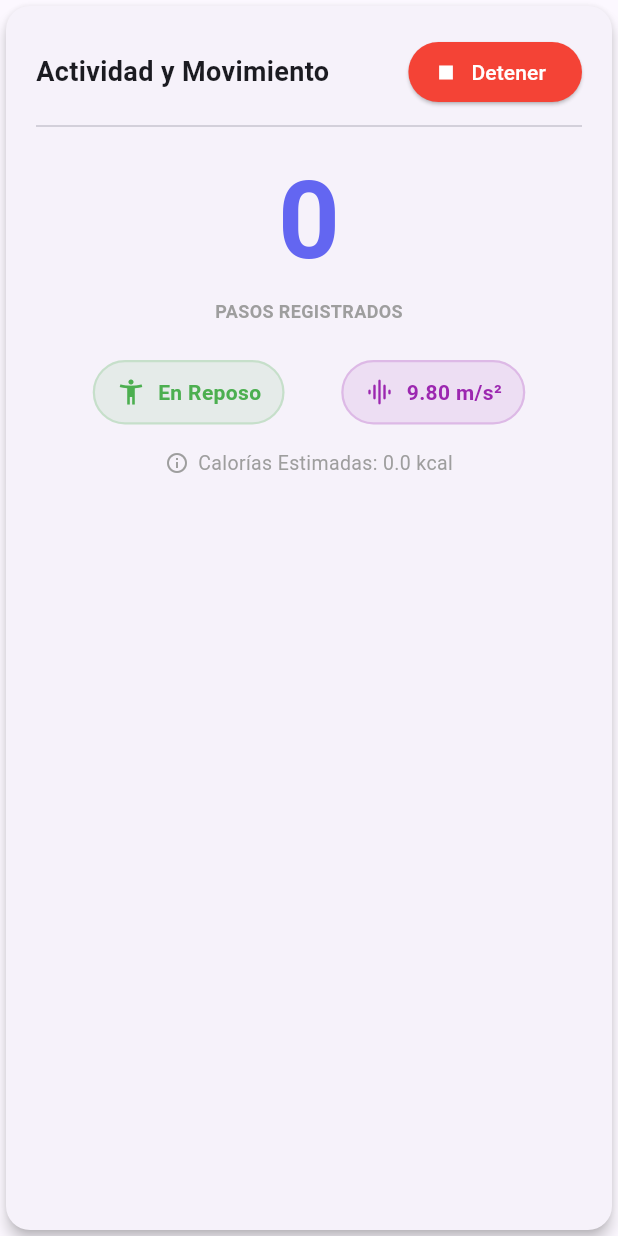
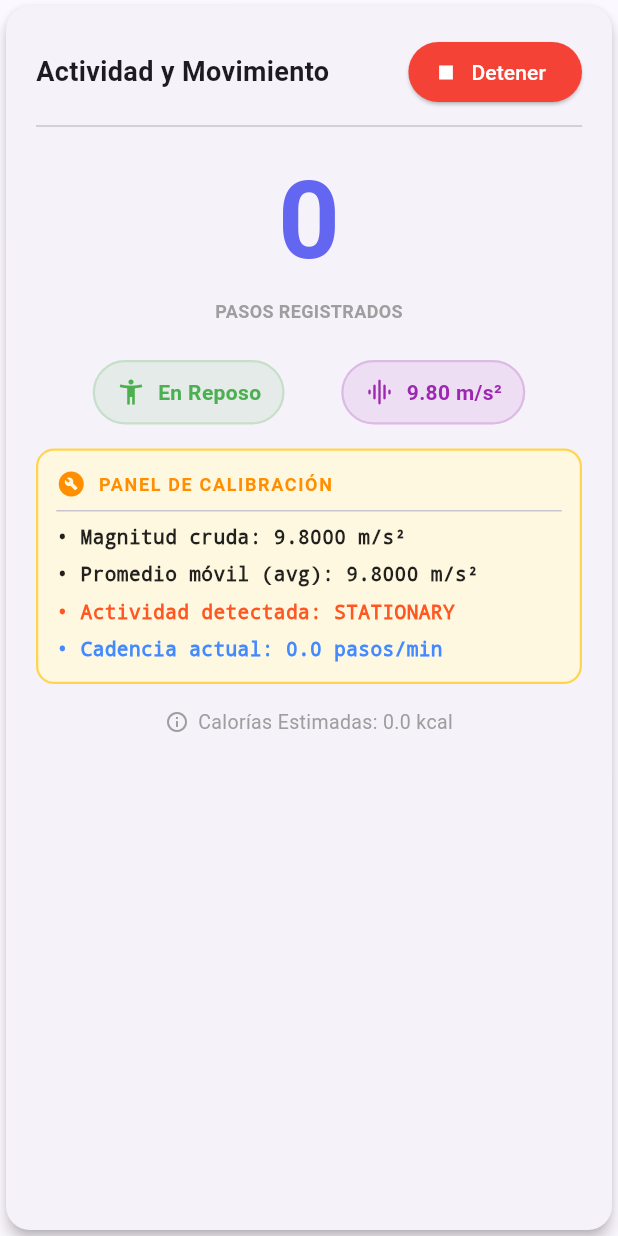
Before and after one commit to Ivanp2003/fitness_tracker_app, a Flutter app: the StepCounterView widget shown alone on an empty page, opened directly, after a tap on "Iniciar", on a phone screen of 412 x 824 dp. Run offline on Flutter 3.47's test engine with Material 3 defaults, Android fonts, the phone set to English and light mode, and no system bars; our stand-ins replace equatable, flutter_bloc, flutter_tts, permission_handler, sensors_plus.

Commit message:
Ajustes finales para parte final

```diff
--- a/lib/core/services/tts_service.dart
+++ b/lib/core/services/tts_service.dart
@@ -3,8 +3,8 @@ import 'package:flutter_tts/flutter_tts.dart';
 
 /// Servicio de Síntesis de Voz (Text-to-Speech)
 ///
-/// Encapsula el uso de `flutter_tts` configurado en idioma español
-/// con tono y velocidad estables.
+/// Encapsula el uso de `flutter_tts` configurado en idioma español.
+/// Implementa una cola secuencial asíncrona para evitar el solapamiento de frases.
 class TtsService {
   static final TtsService _instance = TtsService._internal();
   factory TtsService() => _instance;
@@ -12,13 +12,19 @@ class TtsService {
   final FlutterTts _flutterTts = FlutterTts();
   bool _isInitialized = false;
 
+  // Cola secuencial de reproducción de audio
+  Future<void> _speakingFuture = Future.value();
+
   TtsService._internal();
 
-  /// Inicializa el servicio configurando el idioma en español
+  /// Inicializa el servicio configurando el idioma en español y activando el await completion
   Future<void> init() async {
     if (_isInitialized) return;
 
     try {
+      // Configurar para esperar a que finalice la frase actual antes de resolver el Future
+      await _flutterTts.awaitSpeakCompletion(true);
+
       // Intentar establecer el idioma en español (España/México)
       bool isLanguageAvailable = await _flutterTts.isLanguageAvailable("es-ES") as bool;
       if (isLanguageAvailable) {
@@ -37,22 +43,29 @@ class TtsService {
     }
   }
 
-  /// Reproduce el texto suministrado
+  /// Reproduce el texto suministrado encolándolo secuencialmente
   Future<void> speak(String text) async {
     if (!_isInitialized) {
       await init();
     }
-    try {
-      await _flutterTts.stop(); // Detener cualquier reproducción en curso
-      await _flutterTts.speak(text);
-    } catch (e) {
-      debugPrint("Error al reproducir voz: $e");
-    }
+
+    // Encadenar secuencialmente la nueva reproducción en la cola
+    _speakingFuture = _speakingFuture.then((_) async {
+      try {
+        await _flutterTts.speak(text);
+      } catch (e) {
+        debugPrint("Error al reproducir voz: $e");
+      }
+    });
+
+    // Esperar a que se complete el turno de reproducción
+    await _speakingFuture;
   }
 
-  /// Detiene cualquier reproducción activa
+  /// Detiene cualquier reproducción activa y vacía la cola
   Future<void> stop() async {
     try {
+      _speakingFuture = Future.value(); // Vaciar y resetear la cola de reproducción
       await _flutterTts.stop();
     } catch (e) {
       debugPrint("Error al detener voz: $e");
--- a/lib/features/steps/data/datasources/sensors_datasource.dart
+++ b/lib/features/steps/data/datasources/sensors_datasource.dart
@@ -9,7 +9,8 @@ abstract class SensorsDataSource {
 class SensorsDataSourceImpl implements SensorsDataSource {
   @override
   Stream<AccelerometerEvent> get accelerometerEvents {
-    // Retorna el stream nativo de sensores_plus
-    return accelerometerEventStream();
+    // Retorna el stream nativo de sensores_plus con intervalo normal (5 Hz / 200ms)
+    // para optimizar el consumo de batería y estabilizar las lecturas.
+    return accelerometerEventStream(samplingPeriod: SensorInterval.normalInterval);
   }
 }
--- a/lib/features/steps/domain/entities/activity_status.dart
+++ b/lib/features/steps/domain/entities/activity_status.dart
@@ -20,12 +20,16 @@ class PhysicalStatus extends Equatable {
   final FallState fallState;
   final int stepCount;
   final double currentMagnitude;
+  final double averageMagnitude;
+  final double cadence;
 
   const PhysicalStatus({
     required this.activityType,
     required this.fallState,
     required this.stepCount,
     required this.currentMagnitude,
+    required this.averageMagnitude,
+    required this.cadence,
   });
 
   /// Crear estado inicial por defecto
@@ -35,6 +39,8 @@ class PhysicalStatus extends Equatable {
       fallState: FallState.normal,
       stepCount: 0,
       currentMagnitude: 9.8,
+      averageMagnitude: 9.8,
+      cadence: 0.0,
     );
   }
 
@@ -44,15 +50,26 @@ class PhysicalStatus extends Equatable {
     FallState? fallState,
     int? stepCount,
     double? currentMagnitude,
+    double? averageMagnitude,
+    double? cadence,
   }) {
     return PhysicalStatus(
       activityType: activityType ?? this.activityType,
       fallState: fallState ?? this.fallState,
       stepCount: stepCount ?? this.stepCount,
       currentMagnitude: currentMagnitude ?? this.currentMagnitude,
+      averageMagnitude: averageMagnitude ?? this.averageMagnitude,
+      cadence: cadence ?? this.cadence,
     );
   }
 
   @override
-  List<Object?> get props => [activityType, fallState, stepCount, currentMagnitude];
+  List<Object?> get props => [
+        activityType,
+        fallState,
+        stepCount,
+        currentMagnitude,
+        averageMagnitude,
+        cadence,
+      ];
 }
--- a/lib/features/steps/domain/usecases/monitor_activity.dart
+++ b/lib/features/steps/domain/usecases/monitor_activity.dart
@@ -8,10 +8,22 @@ import '../../data/datasources/sensors_datasource.dart';
 /// - Cálculo de magnitud vectorial euclidiana.
 /// - Promedio móvil para suavizado de ruido.
 /// - Conteo de pasos basado en cruces por umbral.
-/// - Clasificación de estado de movimiento con factor de confianza.
-/// - Detección de impacto de caída si supera los 25 m/s².
+/// - Registro de timestamps de pasos en una ventana deslizante de 4 segundos.
+/// - Cálculo de cadencia en tiempo real en pasos por minuto (SPM).
+/// - Detección rápida de reposo (stationary) si han transcurrido más de 1.3s desde el último paso.
+/// - Clasificación de estado mediante límites de cadencia (con filtro de confianza de 3 muestras).
+/// - Detección de caída en dos fases: Ingravidez (<3 m/s²) e impacto inmediato (>35 m/s²).
 class MonitorActivity {
   final SensorsDataSource dataSource;
+
+  // ══════════════════════════════════════════════════════════════════════════════
+  // CONSTANTES DE CALIBRACIÓN (FÁCILMENTE AJUSTABLES)
+  // ══════════════════════════════════════════════════════════════════════════════
+  static const double cadenceLimitStationaryToWalking = 0.0;
+  static const double cadenceLimitWalkingToRunning = 130.0;
+
+  /// Tiempo límite sin pasos para forzar estado detenido/reposo (milisegundos)
+  static const int stationaryTimeoutThresholdMs = 1300;
 
   MonitorActivity(this.dataSource);
 
@@ -20,8 +32,21 @@ class MonitorActivity {
     double lastMagnitude = 9.8;
     final List<double> magnitudeHistory = [];
     const int historySize = 10;
-    ActivityType lastActivityType = ActivityType.stationary;
+
+    // Lista para rastrear los timestamps de los pasos dentro de la ventana de 4 segundos
+    final List<DateTime> stepTimestamps = [];
+    const Duration windowDuration = Duration(seconds: 4);
+
+    // Guardar el timestamp del último paso detectado por separado
+    DateTime? lastStepTime;
+
+    // Variables de estabilidad de actividad (Muestras crudas vs. Confirmadas)
+    ActivityType confirmedActivity = ActivityType.stationary;
+    ActivityType candidateActivity = ActivityType.stationary;
     int activityConfidence = 0;
+
+    // Historial para detección de caídas en dos fases (Ingravidez + Impacto)
+    DateTime? lastFreeFallTime;
 
     await for (final event in dataSource.accelerometerEvents) {
       final x = event.x;
@@ -31,52 +56,101 @@ class MonitorActivity {
       // 1. Magnitud Vectorial Resultante
       final magnitude = math.sqrt(x * x + y * y + z * z);
 
-      // 2. Promedio Móvil para Suavizado de Ruido
+      // 2. Promedio Móvil para Suavizado de Ruido (10 muestras)
       magnitudeHistory.add(magnitude);
       if (magnitudeHistory.length > historySize) {
         magnitudeHistory.removeAt(0);
       }
       final avgMagnitude = magnitudeHistory.reduce((a, b) => a + b) / magnitudeHistory.length;
 
-      // 3. Algoritmo de Conteo de Pasos
+      // 3. Algoritmo de Conteo de Pasos y Registro de Timestamps
       if (magnitude > 12.0 && lastMagnitude <= 12.0) {
         stepCount++;
+        final stepTime = DateTime.now();
+        stepTimestamps.add(stepTime);
+        lastStepTime = stepTime;
       }
       lastMagnitude = magnitude;
 
-      // 4. Clasificación del Tipo de Actividad
-      ActivityType newActivityType;
-      if (avgMagnitude < 10.5) {
-        newActivityType = ActivityType.stationary;
-      } else if (avgMagnitude < 13.5) {
-        newActivityType = ActivityType.walking;
+      // 4. Limpieza de pasos antiguos fuera de la ventana de los últimos 4 segundos
+      final now = DateTime.now();
+      final cutoff = now.subtract(windowDuration);
+      stepTimestamps.removeWhere((timestamp) => timestamp.isBefore(cutoff));
+
+      // 5. Cálculo de Cadencia en Pasos por Minuto (SPM)
+      final double cadence = stepTimestamps.length * 60.0 / windowDuration.inSeconds;
+
+      // 6. Clasificación de Actividad basada en Cadencia y Detección Rápida de Detención
+      ActivityType rawClassifiedActivity;
+
+      final millisecondsSinceLastStep = lastStepTime != null
+          ? now.difference(lastStepTime).inMilliseconds
+          : null;
+
+      if (millisecondsSinceLastStep != null &&
+          millisecondsSinceLastStep > stationaryTimeoutThresholdMs) {
+        // Forzar reposo inmediato si no hay pasos recientes
+        rawClassifiedActivity = ActivityType.stationary;
+      } else if (cadence <= cadenceLimitStationaryToWalking) {
+        rawClassifiedActivity = ActivityType.stationary;
+      } else if (cadence <= cadenceLimitWalkingToRunning) {
+        rawClassifiedActivity = ActivityType.walking;
       } else {
-        newActivityType = ActivityType.running;
+        rawClassifiedActivity = ActivityType.running;
       }
 
-      // 5. Aplicar Factor de Confianza (Estabilidad de Estado)
-      ActivityType finalActivityType = lastActivityType;
-      if (newActivityType == lastActivityType) {
-        activityConfidence++;
-        if (activityConfidence >= 3) {
-          finalActivityType = newActivityType;
+      // MODO DEBUG TEMPORAL: Impresión de cadencia y delta de pasos en tiempo real
+      // ignore: avoid_print
+      print(
+        'DEBUG FISICO - Cadencia: ${cadence.toStringAsFixed(1)} SPM | '
+        'ms sin paso: ${millisecondsSinceLastStep ?? "N/A"} | '
+        'Clasif. Cruda: ${rawClassifiedActivity.name} | '
+        'Estado Confirmado: ${confirmedActivity.name} | '
+        'Confianza: $activityConfidence/3'
+      );
+
+      // 7. Algoritmo del Factor de Confianza de Actividad (3 muestras consecutivas)
+      if (rawClassifiedActivity != confirmedActivity) {
+        if (rawClassifiedActivity == candidateActivity) {
+          activityConfidence++;
+          if (activityConfidence >= 3) {
+            confirmedActivity = rawClassifiedActivity;
+            activityConfidence = 0;
+          }
+        } else {
+          candidateActivity = rawClassifiedActivity;
+          activityConfidence = 1;
         }
       } else {
+        candidateActivity = confirmedActivity;
         activityConfidence = 0;
       }
-      lastActivityType = newActivityType;
 
-      // 6. Detección de Impacto de Caída (Umbral de 25 m/s²)
+      // 8. Detección de Caída en Dos Fases
+      // Fase A: Registro de caída libre / ingravidez (< 3.0 m/s²)
+      if (magnitude < 3.0) {
+        lastFreeFallTime = DateTime.now();
+      }
+
+      // Fase B: Registro de impacto fuerte (> 35.0 m/s²) posterior e inmediato (ventana < 1 segundo)
       FallState fallState = FallState.normal;
-      if (magnitude > 25.0) {
-        fallState = FallState.impactDetected;
+      if (magnitude > 35.0) {
+        if (lastFreeFallTime != null) {
+          final timeDifference = DateTime.now().difference(lastFreeFallTime);
+          if (timeDifference.inMilliseconds < 1000) {
+            fallState = FallState.impactDetected;
+            lastFreeFallTime = null; // Consumir el evento
+          }
+        }
       }
 
       yield PhysicalStatus(
-        activityType: finalActivityType,
+        activityType: confirmedActivity,
         fallState: fallState,
         stepCount: stepCount,
         currentMagnitude: magnitude,
+        averageMagnitude: avgMagnitude,
+        cadence: cadence,
       );
     }
   }
--- a/lib/features/steps/presentation/bloc/activity_bloc.dart
+++ b/lib/features/steps/presentation/bloc/activity_bloc.dart
@@ -82,12 +82,8 @@ class ActivityBloc extends Bloc<ActivityEvent, ActivityState> {
   final TtsService _ttsService = TtsService();
 
   StreamSubscription<PhysicalStatus>? _subscription;
-  Timer? _debounceTimer;
   Timer? _countdownTimer;
   Timer? _sosTtsTimer;
-
-  ActivityType? _pendingActivityType;
-  ActivityType _currentOfficialActivity = ActivityType.stationary;
 
   ActivityBloc(this.monitorActivity) : super(ActivityState.initial()) {
     on<StartTrackingRequested>(_onStartTracking);
@@ -108,7 +104,6 @@ class ActivityBloc extends Bloc<ActivityEvent, ActivityState> {
 
     // Inicializar servicio de voz
     await _ttsService.init();
-    await _ttsService.speak("Iniciando monitoreo de actividad física.");
 
     // Suscribirse al caso de uso de sensores
     await _subscription?.cancel();
@@ -140,13 +135,12 @@ class ActivityBloc extends Bloc<ActivityEvent, ActivityState> {
     // Si estamos en medio de una emergencia (impacto detectado o SOS confirmado),
     // ignoramos el procesamiento de actividad y pasos
     if (state.status.fallState != FallState.normal) {
-      // Excepción: Si detectamos otro impacto fuerte pero ya estamos en alerta, lo ignoramos
       return;
     }
 
-    // 1. GESTIÓN DE CAÍDAS (Impacto de 25 m/s²)
+    // 1. GESTIÓN DE CAÍDAS (Impacto detectado)
     if (newStatus.fallState == FallState.impactDetected) {
-      _cleanupAllTimers(); // Detener debounce de actividad
+      _cleanupAllTimers();
 
       // Emitir el estado de impacto detectado con cuenta de 15 segundos
       emit(state.copyWith(
@@ -167,58 +161,27 @@ class ActivityBloc extends Bloc<ActivityEvent, ActivityState> {
       return;
     }
 
-    // 2. GESTIÓN DE PASOS (Actualización inmediata)
-    // Emitimos pasos y magnitud cruda al instante en la UI para mantener el dinamismo
+    // 2. GESTIÓN DE ACTIVIDAD Y PASOS
+    final oldActivity = state.status.activityType;
+    final newActivity = newStatus.activityType;
+
+    // Emitimos los datos en tiempo real
     emit(state.copyWith(
-      status: state.status.copyWith(
-        stepCount: newStatus.stepCount,
-        currentMagnitude: newStatus.currentMagnitude,
-      ),
+      status: newStatus,
     ));
 
-    // 3. GESTIÓN DE ACTIVIDAD (Debounce de 3 segundos para el cambio)
-    final candidateActivity = newStatus.activityType;
-
-    if (candidateActivity != _currentOfficialActivity) {
-      if (candidateActivity != _pendingActivityType) {
-        // Cancelar timer de debounce previo e iniciar el nuevo
-        _debounceTimer?.cancel();
-        _pendingActivityType = candidateActivity;
-
-        _debounceTimer = Timer(const Duration(seconds: 3), () {
-          if (_pendingActivityType == candidateActivity) {
-            _currentOfficialActivity = candidateActivity;
-            add(SensorDataReceived(newStatus.copyWith(activityType: candidateActivity)));
-          }
-        });
-      }
-    } else {
-      // El estado candidateActivity volvió al oficial, cancelar debounce pendiente
-      if (_pendingActivityType != null) {
-        _debounceTimer?.cancel();
-        _pendingActivityType = null;
-      }
-    }
-
-    // Si el estado de la actividad se consolidó oficialmente
-    if (newStatus.activityType == _currentOfficialActivity &&
-        newStatus.activityType != state.status.activityType) {
-
-      emit(state.copyWith(
-        status: state.status.copyWith(activityType: _currentOfficialActivity),
-      ));
-
-      // Avisar por voz solo cuando cambia el estado oficial estable
+    // Avisar por voz de manera inmediata al consolidarse el cambio en el usecase
+    if (newActivity != oldActivity) {
       String message = "";
-      switch (_currentOfficialActivity) {
+      switch (newActivity) {
         case ActivityType.stationary:
-          message = "Actividad cambiada a reposo.";
+          message = "detenido";
           break;
         case ActivityType.walking:
-          message = "Actividad cambiada a caminando.";
+          message = "caminando";
           break;
         case ActivityType.running:
-          message = "Actividad cambiada a corriendo.";
+          message = "corriendo";
           break;
       }
       _ttsService.speak(message);
@@ -242,7 +205,7 @@ class ActivityBloc extends Bloc<ActivityEvent, ActivityState> {
         countdown: 0,
       ));
 
-      // Bucle de voz de emergencia con pausa de 7 segundos (rango de 6-8s)
+      // Bucle de voz de emergencia con pausa de 7 segundos
       _sosTtsTimer?.cancel();
       _speakSosAlert(); // Ejecución inmediata
       _sosTtsTimer = Timer.periodic(const Duration(seconds: 7), (timer) {
@@ -262,13 +225,6 @@ class ActivityBloc extends Bloc<ActivityEvent, ActivityState> {
     _cleanupAllTimers();
     _ttsService.stop();
 
-    // Anunciar restablecimiento
-    _ttsService.speak("Alerta cancelada. Retornando a monitoreo normal.");
-
-    // Volver a estado normal restableciendo la detección de actividad
-    _currentOfficialActivity = ActivityType.stationary;
-    _pendingActivityType = null;
-
     emit(state.copyWith(
       status: state.status.copyWith(
         fallState: FallState.normal,
@@ -279,7 +235,6 @@ class ActivityBloc extends Bloc<ActivityEvent, ActivityState> {
   }
 
   void _cleanupAllTimers() {
-    _debounceTimer?.cancel();
     _countdownTimer?.cancel();
     _sosTtsTimer?.cancel();
   }
--- a/lib/features/steps/presentation/widgets/step_counter_widget.dart
+++ b/lib/features/steps/presentation/widgets/step_counter_widget.dart
@@ -229,6 +229,76 @@ class _StepCounterViewState extends State<StepCounterView> {
                 ],
               ),
               const SizedBox(height: 16),
+              Container(
+                width: double.infinity,
+                padding: const EdgeInsets.all(12),
+                decoration: BoxDecoration(
+                  color: Colors.amber.shade50,
+                  borderRadius: BorderRadius.circular(12),
+                  border: Border.all(color: Colors.amber.shade300, width: 1.5),
+                ),
+                child: Column(
+                  crossAxisAlignment: CrossAxisAlignment.start,
+                  children: [
+                    Row(
+                      children: [
+                        Icon(Icons.build_circle, color: Colors.amber.shade800, size: 20),
+                        const SizedBox(width: 8),
+                        Text(
+                          'PANEL DE CALIBRACIÓN',
+                          style: TextStyle(
+                            fontWeight: FontWeight.bold,
+                            fontSize: 12,
+                            color: Colors.amber.shade800,
+                            letterSpacing: 1.1,
+                          ),
+                        ),
+                      ],
+                    ),
+                    const Divider(height: 16, thickness: 1),
+                    Text(
+                      '• Magnitud cruda: ${state.status.currentMagnitude.toStringAsFixed(4)} m/s²',
+                      style: const TextStyle(
+                        fontFamily: 'monospace',
+                        fontWeight: FontWeight.w600,
+                        fontSize: 13,
+                        color: Colors.black87,
+                      ),
+                    ),
+                    const SizedBox(height: 6),
+                    Text(
+                      '• Promedio móvil (avg): ${state.status.averageMagnitude.toStringAsFixed(4)} m/s²',
+                      style: const TextStyle(
+                        fontFamily: 'monospace',
+                        fontWeight: FontWeight.w600,
+                        fontSize: 13,
+                        color: Colors.black87,
+                      ),
+                    ),
+                    const SizedBox(height: 6),
+                    Text(
+                      '• Actividad detectada: ${state.status.activityType.name.toUpperCase()}',
+                      style: const TextStyle(
+                        fontFamily: 'monospace',
+                        fontWeight: FontWeight.bold,
+                        fontSize: 13,
+                        color: Colors.deepOrange,
+                      ),
+                    ),
+                    const SizedBox(height: 6),
+                    Text(
+                      '• Cadencia actual: ${state.status.cadence.toStringAsFixed(1)} pasos/min',
+                      style: const TextStyle(
+                        fontFamily: 'monospace',
+                        fontWeight: FontWeight.bold,
+                        fontSize: 13,
+                        color: Colors.blueAccent,
+                      ),
+                    ),
+                  ],
+                ),
+              ),
+              const SizedBox(height: 16),
               Row(
                 mainAxisAlignment: MainAxisAlignment.center,
                 children: [
```
Also changed, not shown: 1 other file.
